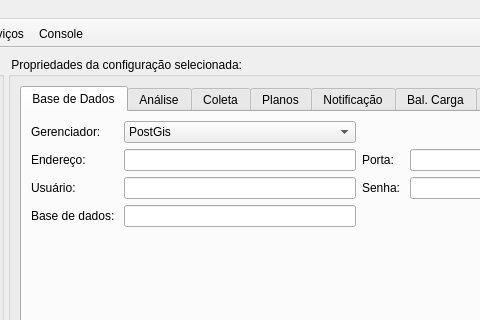
Above: src/terrama2/gui/admin/ui/AdminAppForm.ui from TerraMA2/terrama2 before the change; both pictures show x 245 to 725 and y 0 to 320 of the 919 by 635 pixel window. Below: the same form after it.
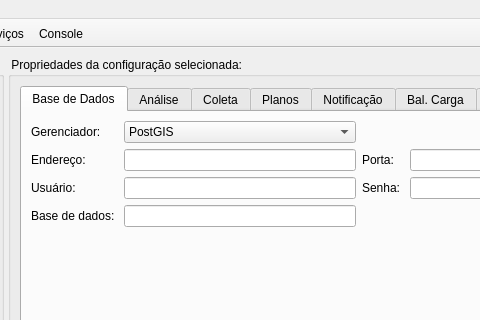
That is the form after the change. Icons and pictures are not drawn.

```diff
--- a/src/terrama2/gui/admin/ui/AdminAppForm.ui
+++ b/src/terrama2/gui/admin/ui/AdminAppForm.ui
@@ -77,11 +77,11 @@
             <item row="0" column="1">
              <widget class="QComboBox" name="dbTypeCmb">
               <property name="currentText">
-               <string>PostGis</string>
+               <string>PostGIS</string>
               </property>
               <item>
                <property name="text">
-                <string>PostGis</string>
+                <string>PostGIS</string>
                </property>
               </item>
               <item>
```
Left out of the diff: 3 changed lines with no effect on the pictures.
